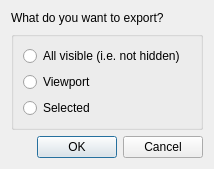
This is ExportDialog.ui in openstreetmap/merkaartor as Qt 5 draws it before an edit. The edited form follows.
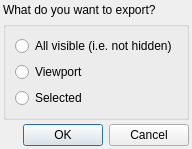
This is the edited form.

Commit message: ADD : MOBILE: replace docks with fullscreen dialogs ADD : "visible" action in layers menu

The edit to the form file:
```diff
--- a/ExportDialog.ui
+++ b/ExportDialog.ui
@@ -5,14 +5,20 @@
    <rect>
     <x>0</x>
     <y>0</y>
-    <width>214</width>
-    <height>155</height>
+    <width>191</width>
+    <height>139</height>
    </rect>
   </property>
   <property name="windowTitle" >
    <string>Export</string>
   </property>
   <layout class="QVBoxLayout" >
+   <property name="spacing" >
+    <number>4</number>
+   </property>
+   <property name="margin" >
+    <number>3</number>
+   </property>
    <item>
     <widget class="QLabel" name="label" >
      <property name="text" >
@@ -56,7 +62,7 @@
       <enum>Qt::Horizontal</enum>
      </property>
      <property name="standardButtons" >
-      <set>QDialogButtonBox::Cancel|QDialogButtonBox::NoButton|QDialogButtonBox::Ok</set>
+      <set>QDialogButtonBox::Cancel|QDialogButtonBox::Ok</set>
      </property>
     </widget>
    </item>
```
The commit also changes 32 other files.
